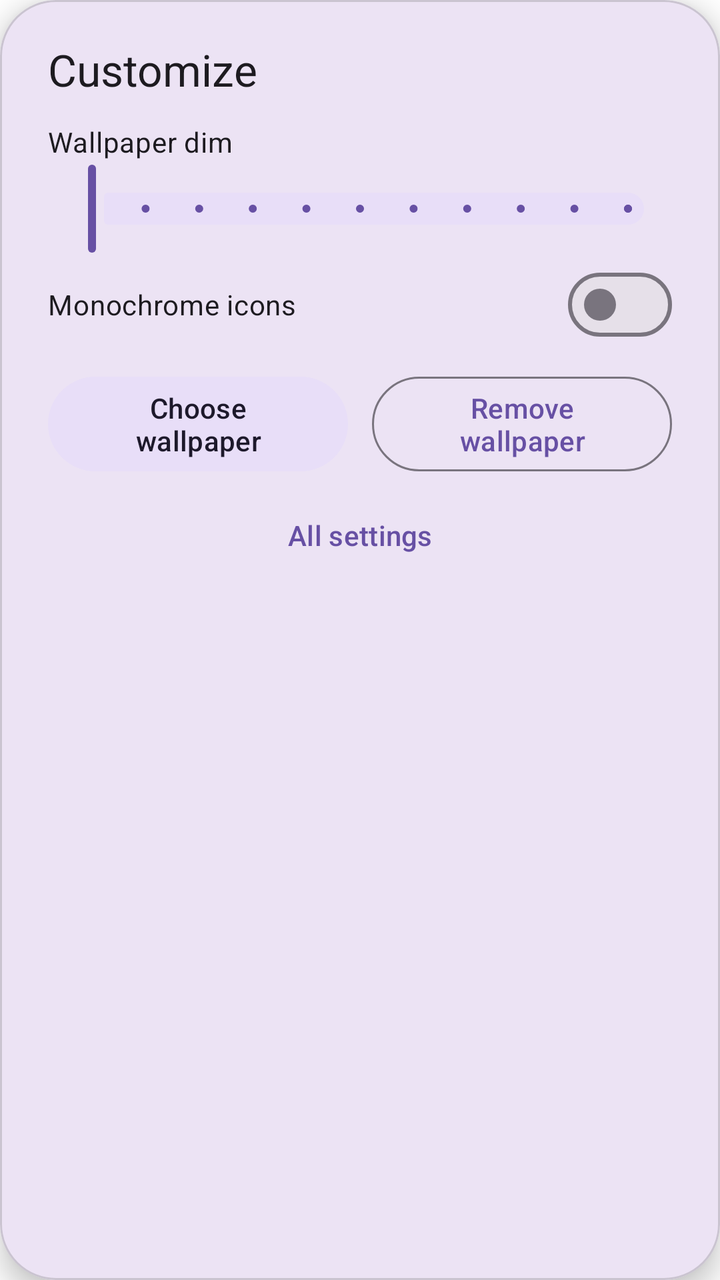
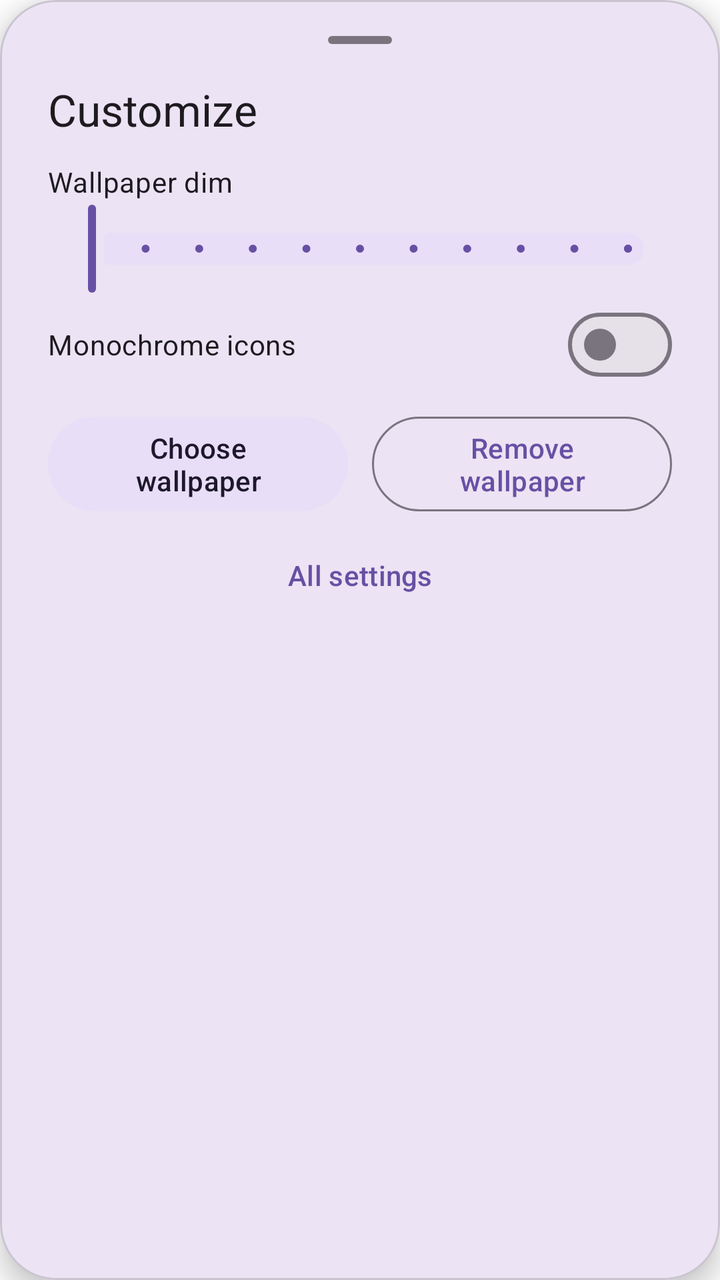

Screens rendered from an Android XML layout before and after an edit, with the pre-edit source and the edit as a unified diff.
<!-- AndroidManifest.xml: application theme Theme.Nyx -->
<!-- res/layout/dialog_nyx_customization.xml -->
<?xml version="1.0" encoding="utf-8"?>
<com.google.android.material.card.MaterialCardView xmlns:android="http://schemas.android.com/apk/res/android"
    xmlns:app="http://schemas.android.com/apk/res-auto"
    android:id="@+id/card_root"
    android:layout_width="match_parent"
    android:layout_height="wrap_content"
    app:cardCornerRadius="28dp"
    app:cardElevation="8dp">

    <LinearLayout
        android:layout_width="match_parent"
        android:layout_height="wrap_content"
        android:orientation="vertical"
        android:paddingHorizontal="24dp"
        android:paddingTop="20dp"
        android:paddingBottom="16dp">

        <TextView
            android:layout_width="wrap_content"
            android:layout_height="wrap_content"
            android:text="@string/customize_title"
            android:textAppearance="?attr/textAppearanceTitleLarge"
            android:layout_marginBottom="12dp" />

        
        <TextView
            android:layout_width="wrap_content"
            android:layout_height="wrap_content"
            android:text="@string/customize_scrim_label"
            android:textAppearance="?attr/textAppearanceBodyMedium" />

        <com.google.android.material.slider.Slider
            android:id="@+id/slider_scrim"
            android:layout_width="match_parent"
            android:layout_height="wrap_content"
            android:valueFrom="0.0"
            android:valueTo="0.5"
            android:stepSize="0.05"
            android:value="0.0" />

        
        <com.google.android.material.materialswitch.MaterialSwitch
            android:id="@+id/switch_monochrome"
            android:layout_width="match_parent"
            android:layout_height="wrap_content"
            android:paddingVertical="8dp"
            android:text="@string/monochrome_icons" />

        
        <LinearLayout
            android:layout_width="match_parent"
            android:layout_height="wrap_content"
            android:orientation="horizontal"
            android:layout_marginTop="8dp"
            android:baselineAligned="false">

            <com.google.android.material.button.MaterialButton
                android:id="@+id/btn_choose_wallpaper"
                style="@style/Widget.Material3.Button.TonalButton"
                android:layout_width="0dp"
                android:layout_height="wrap_content"
                android:layout_weight="1"
                android:layout_marginEnd="6dp"
                android:text="@string/wallpaper_choose_title" />

            <com.google.android.material.button.MaterialButton
                android:id="@+id/btn_clear_wallpaper"
                style="@style/Widget.Material3.Button.OutlinedButton"
                android:layout_width="0dp"
                android:layout_height="wrap_content"
                android:layout_weight="1"
                android:layout_marginStart="6dp"
                android:text="@string/wallpaper_clear_title" />
        </LinearLayout>

        
        <com.google.android.material.button.MaterialButton
            android:id="@+id/btn_all_settings"
            style="@style/Widget.Material3.Button.TextButton"
            android:layout_width="match_parent"
            android:layout_height="wrap_content"
            android:layout_marginTop="4dp"
            android:gravity="center"
            android:text="@string/customize_all_settings" />
    </LinearLayout>
</com.google.android.material.card.MaterialCardView>
<!-- resources referenced by this layout -->
<resources>
  <string name="customize_all_settings">All settings</string>
  <string name="customize_scrim_label">Wallpaper dim</string>
  <string name="customize_title">Customize</string>
  <string name="monochrome_icons">Monochrome icons</string>
  <string name="wallpaper_choose_title">Choose wallpaper</string>
  <string name="wallpaper_clear_title">Remove wallpaper</string>
  <style name="Theme.Nyx" parent="Theme.Material3.DayNight.NoActionBar">
          <item name="android:windowShowWallpaper">true</item>
          <item name="android:windowBackground">@android:color/transparent</item>
          <item name="android:statusBarColor">@android:color/transparent</item>
          <item name="android:navigationBarColor">@android:color/transparent</item>
          <item name="android:windowLightStatusBar">false</item>
      </style>
</resources>

<!-- the commit's change to res/layout/dialog_nyx_customization.xml (unified diff, before → after) -->
@@ -12,8 +12,17 @@
         android:layout_height="wrap_content"
         android:orientation="vertical"
         android:paddingHorizontal="24dp"
-        android:paddingTop="20dp"
+        android:paddingTop="8dp"
         android:paddingBottom="16dp">
+
+        
+        <View
+            android:id="@+id/drag_handle"
+            android:layout_width="48dp"
+            android:layout_height="24dp"
+            android:layout_gravity="center_horizontal"
+            android:layout_marginBottom="8dp"
+            android:background="@drawable/drag_handle" />
 
         <TextView
             android:layout_width="wrap_content"
<!-- resource entries referenced after the edit -->
@@ -1,5 +1,18 @@
 <!-- resources referenced by this layout -->
 <resources>
+  <!-- drawable drag_handle (drawable) -->
+  <?xml version="1.0" encoding="utf-8"?>
+  <layer-list xmlns:android="http://schemas.android.com/apk/res/android">
+      <item android:gravity="center">
+          <shape android:shape="rectangle">
+              <corners android:radius="2dp" />
+              <solid android:color="?attr/colorOutline" />
+              <size
+                  android:width="32dp"
+                  android:height="4dp" />
+          </shape>
+      </item>
+  </layer-list>
   <string name="customize_all_settings">All settings</string>
   <string name="customize_scrim_label">Wallpaper dim</string>
   <string name="customize_title">Customize</string>
